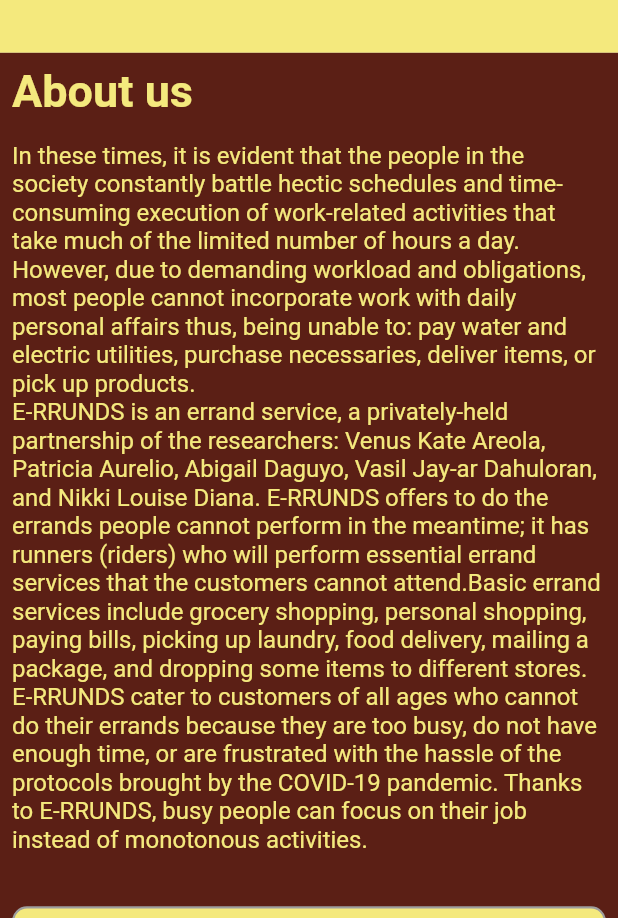
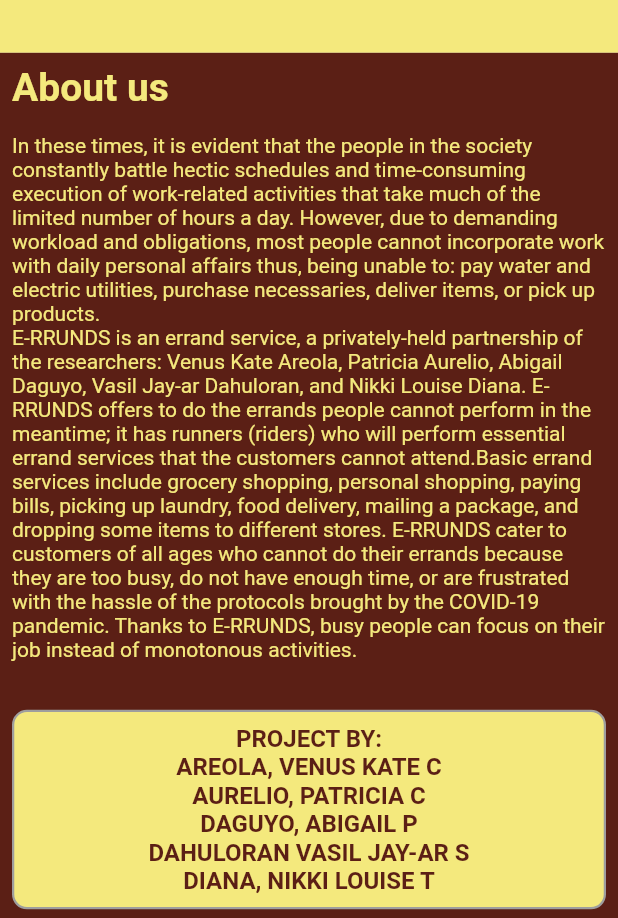
Before and after one commit to Ayush-Jung/errunds-, a Flutter app: the SettingScreen screen opened directly, on a phone screen of 412 x 824 dp, the part 318-1236 px from its top. Run offline on Flutter 3.47's test engine with Material 2 defaults, Android fonts, the phone set to English and light mode, and no system bars; our stand-ins replace avatar_glow, cloud_firestore, firebase_auth, firebase_core, firebase_storage, flutter_rating_bar and 4 more; accounts and stored records are empty; network calls fail; project files that could hold a hidden picture were left out.

Commit message:
completed and send for review

```diff
--- a/lib/main.dart
+++ b/lib/main.dart
@@ -1,8 +1,6 @@
 import 'package:errunds_application/helpers/calculate_price_provider.dart';
 import 'package:errunds_application/helpers/colors.dart';
 import 'package:errunds_application/helpers/firebase.dart';
-import 'package:errunds_application/helpers/navigation_provider.dart';
-import 'package:errunds_application/models/customer_Models/home_item.dart';
 import 'package:errunds_application/screens/customer/service_screen.dart';
 import 'package:errunds_application/screens/splash_screen.dart';
 import 'package:flutter/material.dart';
@@ -16,9 +14,6 @@
     MultiProvider(
       child: const MyApp(),
       providers: [
-        ChangeNotifierProvider<NavigationProvider>(
-          create: (_) => NavigationProvider(),
-        ),
         ChangeNotifierProvider<PriceProvicver>(
           create: (_) => PriceProvicver(),
         ),
--- a/lib/screens/customer/customer_home_screen.dart
+++ b/lib/screens/customer/customer_home_screen.dart
@@ -1,5 +1,6 @@
 import 'dart:async';
 
+import 'package:errunds_application/helpers/calculate_price_provider.dart';
 import 'package:errunds_application/helpers/colors.dart';
 import 'package:errunds_application/helpers/design.dart';
 import 'package:errunds_application/helpers/firebase.dart';
@@ -8,7 +9,6 @@
 import 'package:errunds_application/screens/customer/home_card.dart';
 import 'package:errunds_application/screens/customer/service_screen.dart';
 import 'package:material_design_icons_flutter/material_design_icons_flutter.dart';
-
 import 'package:flutter/material.dart';
 
 class CustomerHomeScren extends StatefulWidget {
@@ -119,7 +119,6 @@
   @override
   void initState() {
     getUserInfo();
-
     super.initState();
   }
 
--- a/lib/screens/customer/seeting_screen.dart
+++ b/lib/screens/customer/seeting_screen.dart
@@ -54,7 +54,7 @@
                       child: Text(
                         "About us ",
                         style: TextStyle(
-                            fontSize: 30,
+                            fontSize: 26,
                             color: primaryColor,
                             fontWeight: FontWeight.bold),
                       ),
@@ -66,14 +66,14 @@
 E-RRUNDS is an errand service, a privately-held partnership of the researchers: Venus Kate Areola, Patricia Aurelio, Abigail Daguyo, Vasil Jay-ar Dahuloran, and Nikki Louise Diana. E-RRUNDS offers to do the errands people cannot perform in the meantime; it has runners (riders) who will perform essential errand services that the customers cannot attend.Basic errand services include grocery shopping, personal shopping, paying bills, picking up laundry, food delivery, mailing a package, and dropping some items to different stores. E-RRUNDS cater to customers of all ages who cannot do their errands because they are too busy, do not have enough time, or are frustrated with the hassle of the protocols brought by the COVID-19 pandemic. Thanks to E-RRUNDS, busy people can focus on their job instead of monotonous activities.
 """,
                         style: TextStyle(
-                          fontSize: 16,
+                          fontSize: 14,
                           color: primaryColor,
                         ),
                       ),
                     ),
                     CustomContainer(
                       child: Column(
-                        crossAxisAlignment: CrossAxisAlignment.start,
+                        crossAxisAlignment: CrossAxisAlignment.center,
                         children: <Widget>[
                           Text(
                             "PROJECT BY:",
@@ -95,7 +95,7 @@
                             "DAHULORAN VASIL JAY-AR S",
                             style: TextStyle(
                                 color: secondaryColor,
-                                fontSize: 18,
+                                fontSize: 16,
                                 fontWeight: FontWeight.bold),
                           ),
                           Text(
@@ -105,17 +105,14 @@
                         ],
                       ),
                     ),
-                    const SizedBox(
-                      height: 12,
-                    ),
                     CustomContainer(
                       child: Column(
                         children: [
-                          Text(
-                            "Developed by: AYUSH JUNG KARKI",
-                            style:
-                                TextStyle(color: secondaryColor, fontSize: 18),
-                          ),
+                          Text("Developed by: AYUSH JUNG KARKI",
+                              style: TextStyle(
+                                  color: secondaryColor,
+                                  fontSize: 16,
+                                  fontWeight: FontWeight.bold)),
                           const SizedBox(
                             height: 8,
                           ),
@@ -126,7 +123,7 @@
                                 fontWeight: FontWeight.bold),
                           ),
                           const SizedBox(
-                            height: 10,
+                            height: 8,
                           ),
                           Padding(
                             padding: const EdgeInsets.symmetric(
@@ -166,4 +163,4 @@
 }
 
 TextStyle textStyle =
-    TextStyle(color: secondaryColor, fontSize: 18, fontWeight: FontWeight.bold);
+    TextStyle(color: secondaryColor, fontSize: 16, fontWeight: FontWeight.bold);
--- a/lib/screens/customer/service_screen.dart
+++ b/lib/screens/customer/service_screen.dart
@@ -113,6 +113,7 @@
         service.serviceRate = checkedRate;
         String serviceId = await firebase.setService(service);
         await showScannerDialog(context, serviceId);
+        priceProvicver.setTotalAmount = 0;
       } catch (e) {
         showSnackBar(
             e.message ?? "Unable to perform the action. Please try again!");
--- a/lib/screens/customer/show_online_rider.dart
+++ b/lib/screens/customer/show_online_rider.dart
@@ -98,7 +98,7 @@
                 onPressed: () {
                   Navigator.pop(context);
                   Navigator.pop(context);
-                  Navigator.canPop(context);
+                  Navigator.pop(context);
                   Navigator.pushReplacement(
                     context,
                     MaterialPageRoute(
--- a/lib/screens/driver/service_detail.dart
+++ b/lib/screens/driver/service_detail.dart
@@ -6,7 +6,6 @@
 import 'package:errunds_application/models/customer_Models/rider_Models/errund_user.dart';
 import 'package:errunds_application/models/customer_Models/service.dart';
 import 'package:errunds_application/screens/customer/customer_welcome_screen.dart';
-import 'package:errunds_application/screens/customer/transaction_screen.dart.dart';
 import 'package:errunds_application/screens/driver/rider_welcome_page.dart';
 import 'package:errunds_application/screens/rating_screen.dart';
 import 'package:flutter/material.dart';
@@ -117,8 +116,6 @@
                     DateTime.fromMillisecondsSinceEpoch(
                             currentService.createdDate)
                         .subtract(Duration(minutes: 30));
-                print(beforeThirtyMinuteofServiceAccept);
-
                 if (DateTime.now()
                         .isBefore(beforeThirtyMinuteofServiceAccept) ||
                     currentService.riderId == null) {
@@ -415,7 +412,7 @@
                       textColor: primaryColor,
                       onPress: () => showCancelDialog(context),
                     ),
-                  if (widget.customer.isRider &&
+                  if (!widget.isRider &&
                       currentService.status == ServiceStatus.COMPLETED)
                     CustomButton(
                       label: "Rate current Rider ",
--- a/lib/screens/rating_screen.dart
+++ b/lib/screens/rating_screen.dart
@@ -125,7 +125,7 @@
               child: CustomButton(
                   label: "Rate now",
                   loading: loading,
-                  circleColor: primaryColor,
+                  circleColor: secondaryColor,
                   textColor: secondaryColor,
                   color: primaryColor,
                   onPress: () async {
```
Also changed, not shown: lib/helpers/calculate_price_provider.dart (+7 -8 lines), lib/helpers/navigation_provider.dart (deleted, +0 -9 lines), lib/screens/customer/transaction_screen.dart.dart (+3 -7 lines).
